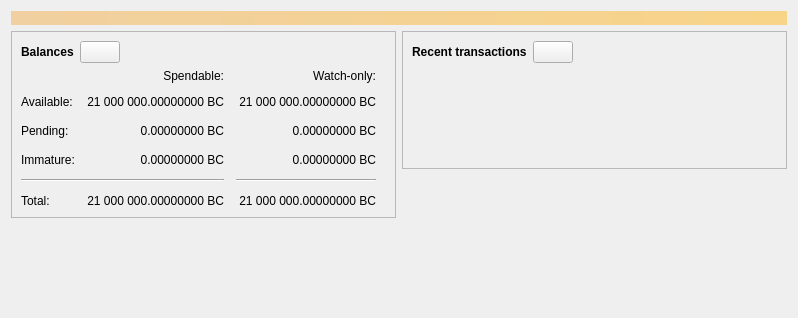
First picture: the form in src/qt/forms/overviewpage.ui, repository bLeYeNk/X1Coin, before the edit.
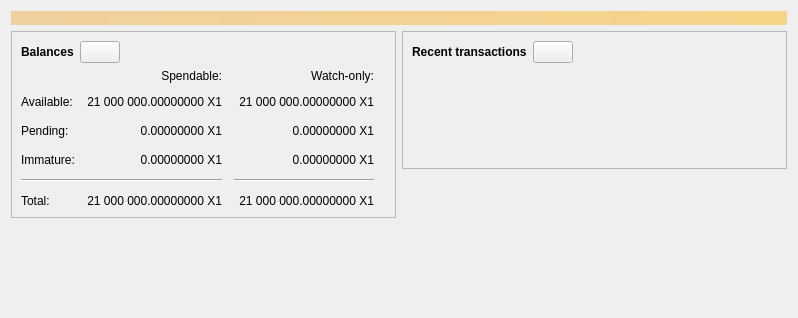
Second picture: the form after the edit. Icons and pictures are not drawn. Custom widgets are drawn as their Qt base class.

Diff of the .ui file:
```diff
--- a/src/qt/forms/overviewpage.ui
+++ b/src/qt/forms/overviewpage.ui
@@ -120,7 +120,7 @@
                <string>Unconfirmed transactions to watch-only addresses</string>
               </property>
               <property name="text">
-               <string notr="true">0.00000000 BC</string>
+               <string notr="true">0.00000000 X1</string>
               </property>
               <property name="alignment">
                <set>Qt::AlignRight|Qt::AlignTrailing|Qt::AlignVCenter</set>
@@ -139,7 +139,7 @@
                <string>Total of transactions that have yet to be confirmed, and do not yet count toward the spendable balance</string>
               </property>
               <property name="text">
-               <string notr="true">0.00000000 BC</string>
+               <string notr="true">0.00000000 X1</string>
               </property>
               <property name="alignment">
                <set>Qt::AlignRight|Qt::AlignTrailing|Qt::AlignVCenter</set>
@@ -158,7 +158,7 @@
                <string>Mined balance in watch-only addresses that has not yet matured</string>
               </property>
               <property name="text">
-               <string notr="true">0.00000000 BC</string>
+               <string notr="true">0.00000000 X1</string>
               </property>
               <property name="alignment">
                <set>Qt::AlignRight|Qt::AlignTrailing|Qt::AlignVCenter</set>
@@ -210,7 +210,7 @@
                <string>Mined balance that has not yet matured</string>
               </property>
               <property name="text">
-               <string notr="true">0.00000000 BC</string>
+               <string notr="true">0.00000000 X1</string>
               </property>
               <property name="alignment">
                <set>Qt::AlignRight|Qt::AlignTrailing|Qt::AlignVCenter</set>
@@ -249,7 +249,7 @@
                <string>Your current total balance</string>
               </property>
               <property name="text">
-               <string notr="true">21 000 000.00000000 BC</string>
+               <string notr="true">21 000 000.00000000 X1</string>
               </property>
               <property name="alignment">
                <set>Qt::AlignRight|Qt::AlignTrailing|Qt::AlignVCenter</set>
@@ -268,7 +268,7 @@
                <string>Current total balance in watch-only addresses</string>
               </property>
               <property name="text">
-               <string notr="true">21 000 000.00000000 BC</string>
+               <string notr="true">21 000 000.00000000 X1</string>
               </property>
               <property name="alignment">
                <set>Qt::AlignRight|Qt::AlignTrailing|Qt::AlignVCenter</set>
@@ -304,7 +304,7 @@
                <string>Your current spendable balance</string>
               </property>
               <property name="text">
-               <string notr="true">21 000 000.00000000 BC</string>
+               <string notr="true">21 000 000.00000000 X1</string>
               </property>
               <property name="alignment">
                <set>Qt::AlignRight|Qt::AlignTrailing|Qt::AlignVCenter</set>
@@ -323,7 +323,7 @@
                <string>Your current balance in watch-only addresses</string>
               </property>
               <property name="text">
-               <string notr="true">21 000 000.00000000 BC</string>
+               <string notr="true">21 000 000.00000000 X1</string>
               </property>
               <property name="alignment">
                <set>Qt::AlignRight|Qt::AlignTrailing|Qt::AlignVCenter</set>
```
Left out of the diff: 8 changed lines with no effect on the pictures.
